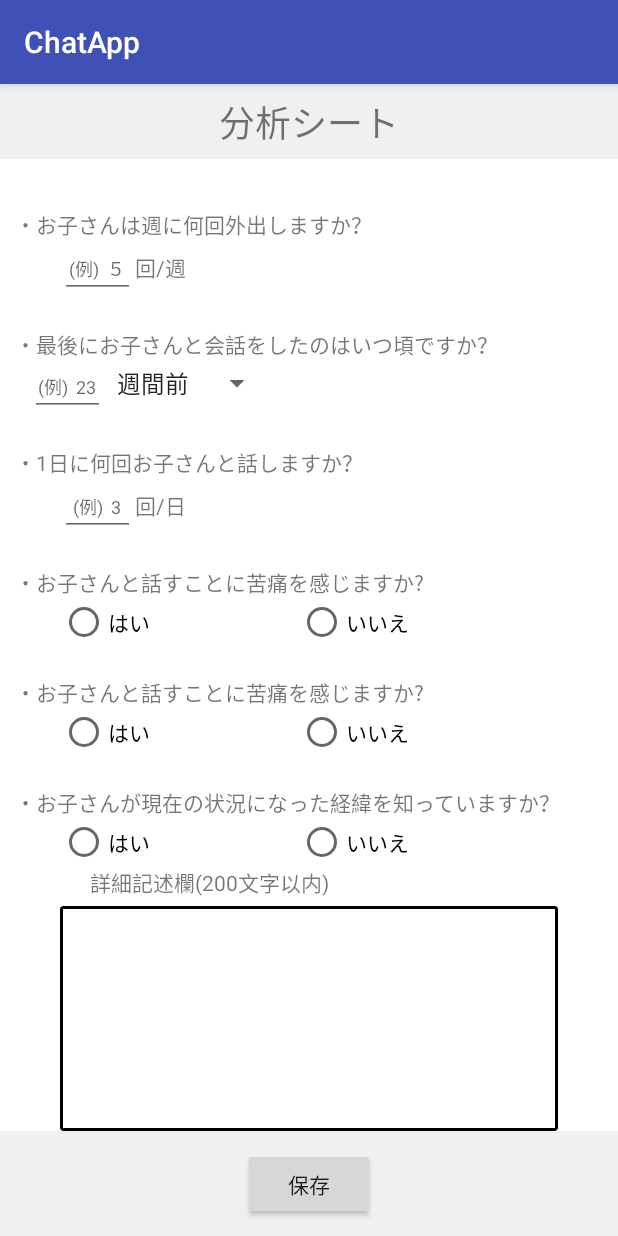
After one commit to 1625050440/ChatApp, an Android app: the OwnAnalysisActivity screen opened directly, with no data from a screen before it, on a phone screen of 412 x 824 dp. The commit adds this screen. Run offline under Robolectric (Android 15) with nearby library versions, the phone set to English and light mode, and no system bars; our stand-ins replace Firebase (no records; nobody signed in at launch, a user with empty details on screens opened directly).

Commit message:
自己分析シートの機能実装

```diff
--- a/app/src/main/AndroidManifest.xml
+++ b/app/src/main/AndroidManifest.xml
@@ -40,6 +40,12 @@
                 android:value=".messages.NewMessageActivity" />
         </activity>
         <activity android:name=".room_chat.Room_chat_Activity" />
+
+        <activity
+            android:name=".analyzesheet.OwnAnalysisActivity"
+            android:label="@string/app_name"
+            android:theme="@style/AppTheme.NoActionBar"/>
+
     </application>
 
 </manifest>
--- /dev/null
+++ b/app/src/main/java/com/example/enpit_p13/chatapp/analyzesheet/OwnAnalysisActivity.kt
@@ -0,0 +1,192 @@
+package com.example.enpit_p13.chatapp.analyzesheet
+
+
+import android.os.Bundle
+import android.support.v7.app.AppCompatActivity
+import android.util.Log
+import android.view.Menu
+import android.view.MenuItem
+import android.view.View
+import android.view.WindowManager
+import android.widget.AdapterView
+import android.widget.Spinner
+import android.widget.Toast
+import com.example.enpit_p13.chatapp.R
+import com.example.enpit_p13.chatapp.R.*
+import com.example.enpit_p13.chatapp.models.User
+import com.example.enpit_p13.chatapp.analyzesheet.Quetion
+import com.google.firebase.auth.FirebaseAuth
+import com.google.firebase.database.*
+import kotlinx.android.synthetic.main.activity_own_analysis.*
+import kotlinx.android.synthetic.main.content_own_analysis.*
+
+class OwnAnalysisActivity : AppCompatActivity() {
+
+    var mDatabase = FirebaseDatabase.getInstance().getReference("/AnalyzeSheet/${FirebaseAuth.getInstance().uid}")
+
+
+    override fun onCreate(savedInstanceState: Bundle?) {
+
+        super.onCreate(savedInstanceState)
+        setContentView(com.example.enpit_p13.chatapp.R.layout.activity_own_analysis)
+        setSupportActionBar(toolbar)
+
+        this.window.setSoftInputMode(WindowManager.LayoutParams.SOFT_INPUT_STATE_ALWAYS_HIDDEN)
+
+        setToplabel()
+
+        fetchuser()
+        Q2_spinner.onItemSelectedListener =
+                object : AdapterView.OnItemSelectedListener{
+
+                    override fun onItemSelected(parent: AdapterView<*>?, view: View?, position: Int, id: Long) {
+                        val spinner = parent as? Spinner
+                        val item = spinner?.selectedItem as? String
+                        val position = spinner?.selectedItemPosition
+
+                    }
+
+                    override fun onNothingSelected(p0: AdapterView<*>?) {
+                    }
+
+                }
+
+
+        save_button.setOnClickListener{
+
+
+            Toast.makeText(this,"保存しました。",Toast.LENGTH_LONG).show()
+
+
+            writeNewQetion()
+        }
+    }
+
+    private fun writeNewQetion()
+    {
+        val q1:String = Q1_edit_num.text.toString()
+        val q2_1:String = Q2_edit_num.text.toString()
+        val q2_2:Int = Q2_spinner.selectedItemPosition
+        val q3:String = Q3_edit_num.text.toString()
+        val q4:Int = when {
+            Q4_noButtom.isChecked -> 0
+            Q4_yesButtom.isChecked -> 1
+            else -> 3
+        }
+        val q5:Int = when {
+            Q5_noButtom.isChecked -> 0
+            Q5_yesButtom.isChecked -> 1
+            else -> 3
+        }
+        val q6_1:Int = when {
+            Q6_noButtom.isChecked -> 0
+            Q6_yesButtom.isChecked -> 1
+            else -> 3
+        }
+        val q6_2:String =Q6_edit_detail.text.toString()
+        val q7:String = Q7_edit_text.text.toString()
+
+        //データベースに保存
+        var quetion = Quetion(q1,q2_1,q2_2,q3,q4,q5,q6_1,q6_2,q7)
+        mDatabase.setValue(quetion)
+
+    }
+
+    private fun fetchuser()
+    {
+        val ref = FirebaseDatabase.getInstance().reference.child("/AnalyzeSheet")
+        ref.addListenerForSingleValueEvent(object :ValueEventListener
+        {
+            override fun onDataChange(p0: DataSnapshot)
+            {
+                Log.d("Main","実行")
+                for(data in p0.children)
+                {
+                    val userdata = data.getValue<Quetion>(Quetion::class.java)
+                    val read_quetion = userdata?.let { it } ?:continue
+                    if(read_quetion.userId.toString() == FirebaseAuth.getInstance().uid.toString()) {
+                       ReadQuetion(read_quetion)
+                    }
+
+                }
+            }
+            override fun onCancelled(p0: DatabaseError) {}
+        })
+    }
+
+    private fun setToplabel(){
+        val ref = FirebaseDatabase.getInstance().reference.child("/users")
+        var uname:String?
+        ref.addListenerForSingleValueEvent(object :ValueEventListener
+        {
+            override fun onDataChange(p0: DataSnapshot)
+            {
+
+                for(data in p0.children)
+                {
+                    val userdata = data.getValue<User>(User::class.java)
+                    val users = userdata?.let { it } ?:continue
+                    if(users.uid.toString() == FirebaseAuth.getInstance().uid.toString()) {
+                        Label.text = users.username + " さんの分析シート"
+                    }
+                }
+            }
+            override fun onCancelled(p0: DatabaseError) {}
+        })
+
+    }
+
+    fun ReadQuetion(quetion: Quetion){
+        Q1_edit_num.setText(quetion.q1)
+        Q2_edit_num.setText(quetion.q2_1)
+        Q2_spinner.setSelection(quetion.q2_2)
+        Q3_edit_num.setText(quetion.q3)
+        when {
+            quetion.q4 == 0 -> {
+                Q4_yesButtom.isChecked = false
+                Q4_noButtom.isChecked = true
+            }
+            quetion.q4 == 1 -> {
+                Q4_yesButtom.isChecked = true
+                Q4_noButtom.isChecked = false
+            }
+            else -> {
+                Q4_yesButtom.isChecked = false
+                Q4_noButtom.isChecked = false
+            }
+        }
+
+        when {
+            quetion.q5 == 0 -> {
+                Q5_yesButtom.isChecked = false
+                Q5_noButtom.isChecked = true
+            }
+            quetion.q5 == 1 -> {
+                Q5_yesButtom.isChecked = true
+                Q5_noButtom.isChecked = false
+            }
+            else -> {
+                Q5_yesButtom.isChecked = false
+                Q5_noButtom.isChecked = false
+            }
+        }
+
+        when {
+            quetion.q6_1 == 0 -> {
+                Q6_yesButtom.isChecked = false
+                Q6_noButtom.isChecked = true
+            }
+            quetion.q6_1 == 1 -> {
+                Q6_yesButtom.isChecked = true
+                Q6_noButtom.isChecked = false
+            }
+            else -> {
+                Q6_yesButtom.isChecked = false
+                Q6_noButtom.isChecked = false
+            }
+        }
+
+        Q6_Edit_detali_text.text = quetion.q6_2
+        Q7_edit_text.setText(quetion.q7)
+    }
+}
--- /dev/null
+++ b/app/src/main/java/com/example/enpit_p13/chatapp/analyzesheet/Quetion.kt
@@ -0,0 +1,20 @@
+package com.example.enpit_p13.chatapp.analyzesheet
+
+import com.example.enpit_p13.chatapp.R.id.Q2_spinner
+import com.google.firebase.auth.FirebaseAuth
+import kotlinx.android.synthetic.main.content_own_analysis.*
+import java.sql.Timestamp
+import kotlin.system.measureTimeMillis
+
+class Quetion(
+            val q1:String,
+            val q2_1:String,val q2_2:Int,
+            val q3:String,
+            val q4:Int,
+            val q5:Int,
+            val q6_1:Int,val q6_2:String,
+            val q7:String ) {
+    constructor():this("","",1,"",3,3,3,"","")
+    var timestamp = System.currentTimeMillis()
+    val userId=FirebaseAuth.getInstance().uid
+}
--- /dev/null
+++ b/app/src/main/res/drawable/textview_border.xml
@@ -0,0 +1,7 @@
+<?xml version="1.0" encoding="utf-8"?>
+<shape xmlns:android="http://schemas.android.com/apk/res/android">
+    <stroke android:width="3px" android:color="#000000" />
+    <padding android:left="2px" android:top="2px"
+             android:right="2px" android:bottom="2px" />
+    <corners android:radius="2px" />
+</shape>
--- /dev/null
+++ b/app/src/main/res/layout/activity_own_analysis.xml
@@ -0,0 +1,26 @@
+<?xml version="1.0" encoding="utf-8"?>
+<android.support.design.widget.CoordinatorLayout
+        xmlns:android="http://schemas.android.com/apk/res/android"
+        xmlns:app="http://schemas.android.com/apk/res-auto"
+        xmlns:tools="http://schemas.android.com/tools"
+        android:layout_width="match_parent"
+        android:layout_height="match_parent"
+        tools:context="com.example.enpit_p13.chatapp.analyzesheet.OwnAnalysisActivity">
+
+    <android.support.design.widget.AppBarLayout
+            android:layout_height="wrap_content"
+            android:layout_width="match_parent"
+            android:theme="@style/AppTheme.AppBarOverlay">
+
+        <android.support.v7.widget.Toolbar
+                android:id="@+id/toolbar"
+                android:layout_width="match_parent"
+                android:layout_height="?attr/actionBarSize"
+                android:background="?attr/colorPrimary"
+                app:popupTheme="@style/AppTheme.PopupOverlay"/>
+
+    </android.support.design.widget.AppBarLayout>
+
+    <include layout="@layout/content_own_analysis"/>
+
+</android.support.design.widget.CoordinatorLayout>
--- /dev/null
+++ b/app/src/main/res/layout/content_own_analysis.xml
@@ -0,0 +1,257 @@
+<?xml version="1.0" encoding="utf-8"?>
+<android.support.constraint.ConstraintLayout
+        xmlns:android="http://schemas.android.com/apk/res/android"
+        xmlns:tools="http://schemas.android.com/tools"
+        xmlns:app="http://schemas.android.com/apk/res-auto"
+        android:layout_width="match_parent"
+        android:layout_height="match_parent"
+        app:layout_behavior="@string/appbar_scrolling_view_behavior"
+        tools:showIn="@layout/activity_own_analysis"
+        tools:context="com.example.enpit_p13.chatapp.analyzesheet.OwnAnalysisActivity" android:background="#0a000000">
+
+    <ScrollView
+            android:layout_width="match_parent"
+            android:layout_height="match_parent" app:layout_constraintStart_toStartOf="parent"
+            app:layout_constraintTop_toTopOf="parent" app:layout_constraintBottom_toBottomOf="parent"
+            app:layout_constraintEnd_toEndOf="parent" android:layout_marginBottom="70dp" android:id="@+id/scrollView2"
+            android:layout_marginTop="50dp" android:background="@color/common_google_signin_btn_text_dark_default">
+        <LinearLayout android:layout_width="match_parent" android:layout_height="wrap_content"
+                      android:orientation="vertical" android:layout_marginTop="60dp">
+            <TextView
+                    android:text="@string/Q1text"
+                    android:layout_width="wrap_content"
+                    android:layout_height="wrap_content"
+                    android:id="@+id/Q1text"
+                    tools:layout_editor_absoluteY="100dp" tools:layout_editor_absoluteX="32dp"
+                    android:layout_marginLeft="10dp" android:layout_marginRight="10dp"/>
+
+            <LinearLayout
+                android:layout_width="match_parent"
+                android:layout_height="match_parent"
+                android:layout_marginLeft="40dp"
+                android:layout_marginRight="40dp"
+                android:layout_marginBottom="20dp"
+                android:orientation="horizontal">
+
+                <EditText
+                    android:id="@+id/Q1_edit_num"
+                    android:layout_width="50dp"
+                    android:layout_height="wrap_content"
+                    android:layout_margin="0dp"
+                    android:ems="10"
+                    android:gravity="center_vertical|center_horizontal"
+                    android:hint="(例)  ５"
+                    android:inputType="number"
+                    android:maxLength="6"
+                    android:singleLine="true"
+                    android:textAppearance="@style/TextAppearance.AppCompat"
+                    android:textSize="12sp"
+                    tools:layout_editor_absoluteX="56dp"
+                    tools:layout_editor_absoluteY="119dp" />
+
+                <TextView
+                    android:id="@+id/Q1edit_friquency"
+                    android:layout_width="wrap_content"
+                    android:layout_height="wrap_content"
+                    android:layout_margin="0dp"
+                    android:layout_marginRight="100dp"
+                    android:text="回/週"
+                    tools:layout_editor_absoluteX="106dp"
+                    tools:layout_editor_absoluteY="129dp" />
+            </LinearLayout>
+            <TextView
+                    android:layout_width="wrap_content"
+                    android:layout_height="20dp"
+                    android:id="@+id/Q2text"
+                    android:textSize="14sp"
+                    android:text="@string/Q2text"
+                    tools:layout_editor_absoluteY="183dp" tools:layout_editor_absoluteX="32dp"
+                    android:layout_marginLeft="10dp" android:layout_marginRight="10dp"/>
+
+            <LinearLayout
+                android:layout_width="match_parent"
+                android:layout_height="match_parent"
+                android:layout_marginLeft="20dp"
+                android:layout_marginRight="20dp"
+                android:layout_marginBottom="20dp"
+                android:orientation="horizontal">
+
+                <EditText
+                    android:id="@+id/Q2_edit_num"
+                    android:layout_width="50dp"
+                    android:layout_height="wrap_content"
+                    android:layout_margin="0dp"
+                    android:layout_marginStart="24dp"
+                    android:layout_marginLeft="24dp"
+                    android:ems="10"
+                    android:gravity="center_horizontal"
+                    android:hint="(例)  23"
+                    android:inputType="number"
+                    android:maxLength="3"
+                    android:singleLine="true"
+                    android:textSize="12sp"
+                    app:layout_constraintStart_toStartOf="@+id/Q2text"
+                    app:layout_constraintTop_toBottomOf="@+id/Q2text" />
+
+                <Spinner
+                    android:id="@+id/Q2_spinner"
+                    android:layout_width="wrap_content"
+                    android:layout_height="wrap_content"
+                    android:layout_margin="0dp"
+                    android:entries="@array/txt_frequency_arr"
+                    tools:layout_editor_absoluteX="106dp"
+                    tools:layout_editor_absoluteY="210dp" />
+            </LinearLayout>
+            <TextView
+                    android:text="@string/Q3text"
+                    android:layout_width="wrap_content"
+                    android:layout_height="wrap_content"
+                    android:id="@+id/Q3text"
+                    tools:layout_editor_absoluteY="267dp" tools:layout_editor_absoluteX="32dp"
+                    android:layout_marginLeft="10dp" android:layout_marginRight="10dp"/>
+            <LinearLayout
+                    android:orientation="horizontal"
+                    android:layout_width="match_parent"
+                    android:layout_height="match_parent" android:layout_marginLeft="40dp"
+                    android:layout_marginBottom="20dp" android:layout_marginRight="40dp">
+                <EditText
+                        android:layout_width="50dp"
+                        android:layout_height="wrap_content"
+                        android:inputType="number"
+                        android:ems="10"
+                        android:id="@+id/Q3_edit_num"
+                        android:textSize="12sp"
+                        android:hint="(例)  3" android:gravity="center_vertical|center_horizontal"
+                        android:singleLine="true"
+                        tools:layout_editor_absoluteY="286dp" tools:layout_editor_absoluteX="56dp"/>
+                <TextView
+                        android:text="回/日"
+                        android:layout_width="wrap_content"
+                        android:layout_height="wrap_content"
+                        android:id="@+id/Q3edit_text"
+                        tools:layout_editor_absoluteY="296dp" tools:layout_editor_absoluteX="106dp"/>
+            </LinearLayout>
+            <TextView
+                    android:text="@string/Q4text"
+                    android:layout_width="match_parent"
+                    android:layout_height="wrap_content" android:id="@+id/Q4text" android:layout_marginLeft="10dp"
+                    android:layout_marginRight="10dp"/>
+            <RadioGroup
+                    android:layout_width="match_parent"
+                    android:layout_height="match_parent" android:id="@+id/Q4_RadioGroup"
+                    android:orientation="horizontal" android:paddingBottom="0dp" android:paddingLeft="0dp"
+                    android:paddingRight="0dp" android:padding="0dp" android:paddingTop="0dp"
+                    android:layout_marginLeft="40dp" android:layout_marginBottom="20dp"
+                    android:layout_marginRight="40dp">
+                <RadioButton
+                        android:text="@string/ans__yes"
+                        android:layout_width="wrap_content"
+                        android:layout_height="wrap_content" android:id="@+id/Q4_yesButtom"
+                        android:layout_weight="1" android:checked="false"/>
+                <RadioButton
+                        android:text="@string/ans_no"
+                        android:layout_width="wrap_content"
+                        android:layout_height="wrap_content" android:id="@+id/Q4_noButtom"
+                        android:layout_weight="1" android:checked="false"/>
+            </RadioGroup>
+            <TextView
+                    android:text="@string/Q5text"
+                    android:layout_width="wrap_content"
+                    android:layout_height="0dp" android:id="@+id/Q5text" android:layout_weight="1"
+                    android:layout_marginLeft="10dp" android:layout_marginRight="10dp"/>
+            <RadioGroup
+                    android:layout_width="match_parent"
+                    android:layout_height="match_parent" android:orientation="horizontal"
+                    android:layout_marginLeft="40dp" android:layout_marginBottom="20dp" android:id="@+id/Q5_RadioGroup"
+                    android:layout_marginRight="40dp">
+                <RadioButton
+                        android:text="@string/ans__yes"
+                        android:layout_width="wrap_content"
+                        android:layout_height="wrap_content" android:id="@+id/Q5_yesButtom" android:layout_weight="1"
+                        android:checked="false"/>
+                <RadioButton
+                        android:text="@string/ans_no"
+                        android:layout_width="wrap_content"
+                        android:layout_height="wrap_content" android:id="@+id/Q5_noButtom" android:layout_weight="1"
+                        style="@style/Widget.AppCompat.CompoundButton.RadioButton" android:checked="false"/>
+            </RadioGroup>
+            <TextView
+                    android:text="@string/Q6text"
+                    android:layout_width="match_parent"
+                    android:layout_height="wrap_content" android:id="@+id/Q6text" android:layout_marginLeft="10dp"
+                    android:layout_marginRight="10dp"/>
+            <RadioGroup
+                    android:layout_width="match_parent"
+                    android:layout_height="match_parent" android:id="@+id/Q6_RadioGroup"
+                    android:orientation="horizontal" android:layout_marginLeft="40dp"
+                    android:layout_marginRight="40dp">
+                <RadioButton
+                        android:text="@string/ans__yes"
+                        android:layout_width="wrap_content"
+                        android:layout_height="wrap_content" android:id="@+id/Q6_yesButtom" android:layout_weight="1"/>
+                <RadioButton
+                        android:text="@string/ans_no"
+                        android:layout_width="wrap_content"
+                        android:layout_height="wrap_content" android:id="@+id/Q6_noButtom" android:layout_weight="1"/>
+            </RadioGroup>
+            <TextView
+                    android:text="@string/Q6edit_detail_text"
+                    android:layout_width="match_parent"
+                    android:layout_height="wrap_content" android:id="@+id/Q6_Edit_detali_text"
+                    android:layout_marginLeft="60dp" android:layout_marginBottom="5dp"
+                    android:layout_marginRight="60dp"/>
+            <EditText
+                    android:layout_width="match_parent"
+                    android:ems="10"
+                    android:id="@+id/Q6_edit_detail" android:layout_marginLeft="40dp"
+                    android:layout_marginBottom="40dp" android:lines="7"
+                    android:background="@drawable/textview_border" android:lineHeight="20dp"
+                    android:inputType="textMultiLine" android:minLines="1" android:maxLength="200"
+                    android:textSize="18sp"
+                    android:layout_marginRight="40dp" android:layout_height="150dp"
+                    android:gravity="start"
+            />
+            <TextView
+                    android:text="@string/Q7text"
+                    android:layout_width="match_parent"
+                    android:layout_height="wrap_content" android:id="@+id/Q7text" android:layout_marginLeft="10dp"/>
+            <TextView
+                    android:text="@string/Q6edit_detail_text"
+                    android:layout_width="match_parent"
+                    android:layout_height="wrap_content" android:id="@+id/Q7_Edit_text"
+                    android:layout_marginLeft="60dp" android:layout_marginBottom="5dp"
+                    android:layout_marginRight="60dp"/>
+            <EditText
+                    android:layout_width="match_parent"
+                    android:ems="10"
+                    android:id="@+id/Q7_edit_text" android:layout_marginLeft="40dp"
+                    android:layout_marginBottom="40dp" android:lines="7"
+                    android:background="@drawable/textview_border" android:lineHeight="20dp"
+                    android:inputType="textMultiLine" android:minLines="1" android:maxLength="200"
+                    android:textSize="18sp"
+                    android:layout_marginRight="40dp" android:layout_height="150dp"
+                    android:gravity="start"
+            />
+        </LinearLayout>
+    </ScrollView>
+    <Button
+            android:text="保存"
+            android:layout_width="wrap_content"
+            android:layout_height="wrap_content" android:id="@+id/save_button"
+            app:layout_constraintBottom_toBottomOf="parent" android:layout_marginBottom="8dp"
+            android:layout_marginTop="8dp" app:layout_constraintTop_toBottomOf="@+id/scrollView2"
+            app:layout_constraintStart_toStartOf="parent" android:layout_marginLeft="8dp"
+            android:layout_marginStart="8dp" app:layout_constraintEnd_toEndOf="parent" android:layout_marginEnd="8dp"
+            android:layout_marginRight="8dp"/>
+
+    <TextView
+        android:id="@+id/Label"
+        android:layout_width="wrap_content"
+        android:layout_height="wrap_content"
+        android:text="分析シート"
+        android:textSize="24sp"
+        app:layout_constraintBottom_toTopOf="@+id/scrollView2"
+        app:layout_constraintEnd_toEndOf="parent"
+        app:layout_constraintStart_toStartOf="parent"
+        app:layout_constraintTop_toTopOf="parent" />
+</android.support.constraint.ConstraintLayout>
--- /dev/null
+++ b/app/src/main/res/values/arrays.xml
@@ -0,0 +1,8 @@
+<?xml version="1.0" encoding="utf-8"?>
+<resources>
+<string-array name="txt_frequency_arr">
+    <item>週間前</item>
+    <item>日前</item>
+    <item>時間前</item>
+</string-array>
+</resources>
--- a/app/src/main/res/values/strings.xml
+++ b/app/src/main/res/values/strings.xml
@@ -1,4 +1,19 @@
 <resources>
     <string name="app_name">ChatApp</string>
     <string name="createroom">createroom</string>
+
+    <string name="ans__yes">はい</string>
+    <string name="ans_no">いいえ</string>
+    <string name="Q1text">・お子さんは週に何回外出しますか？</string>
+    <string name="Q2text">・最後にお子さんと会話をしたのはいつ頃ですか？</string>
+    <string name="Q3text">・1日に何回お子さんと話しますか？</string>
+    <string name="Q1hint">(例) ５</string>
+    <string name="Q2hint">(例) 23</string>
+    <string name="Q3hint">(例) 3</string>
+    <string name="Q4text">・お子さんと話すことに苦痛を感じますか?</string>
+    <string name="Q5text">・お子さんと話すことに苦痛を感じますか?</string>
+    <string name="Q6text">・お子さんが現在の状況になった経緯を知っていますか？</string>
+    <string name="Q6edit_detail_text">詳細記述欄(200文字以内)</string>
+    <string name="Q7text">・現在の生活状況はどのようなものですか？</string>
+    <string name="AnaryzeSheetLabel">分析シート</string>
 </resources>
--- a/app/src/main/res/values/styles.xml
+++ b/app/src/main/res/values/styles.xml
@@ -8,4 +8,12 @@
         <item name="colorAccent">@color/colorAccent</item>
     </style>
 
+    <style name="AppTheme.AppBarOverlay" parent="ThemeOverlay.AppCompat.Dark.ActionBar"/>
+    <style name="AppTheme.PopupOverlay" parent="ThemeOverlay.AppCompat.Light"/>
+
+    <style name="AppTheme.NoActionBar">
+        <item name="windowActionBar">false</item>
+        <item name="windowNoTitle">true</item>
+    </style>
+
 </resources>
```
